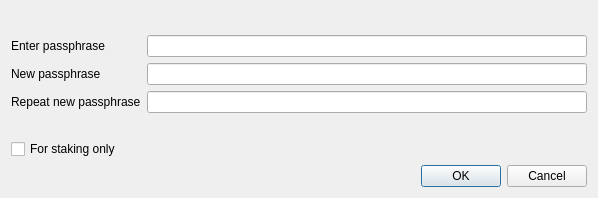
dev-alphax/Alpha-X, file src/qt/forms/askpassphrasedialog.ui: the form before one commit.
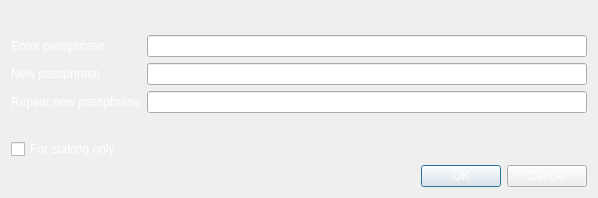
The form after the commit. Icons and pictures are not drawn.

```diff
--- a/src/qt/forms/askpassphrasedialog.ui
+++ b/src/qt/forms/askpassphrasedialog.ui
@@ -26,7 +26,8 @@
    <string>Passphrase Dialog</string>
   </property>
   <property name="styleSheet">
-   <string notr="true">background-image: url(:/images/gr);</string>
+   <string notr="true">background-image: url(:/images/gr);
+color:rgb(255,255,255);</string>
   </property>
   <layout class="QVBoxLayout" name="verticalLayout">
    <item>
@@ -122,6 +123,9 @@
    </item>
    <item>
     <widget class="QDialogButtonBox" name="buttonBox">
+     <property name="styleSheet">
+      <string notr="true">color:rgb(255,255,255);</string>
+     </property>
      <property name="orientation">
       <enum>Qt::Horizontal</enum>
      </property>
```
Left out of the diff: 9 changed lines with no effect on the pictures.
